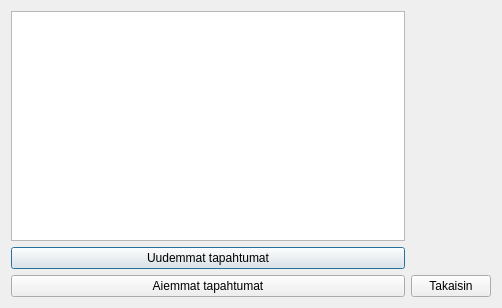
Old version of the form frontend/tilitapahtumawindow.ui in the repository Peasami/bank-simulator-2023.
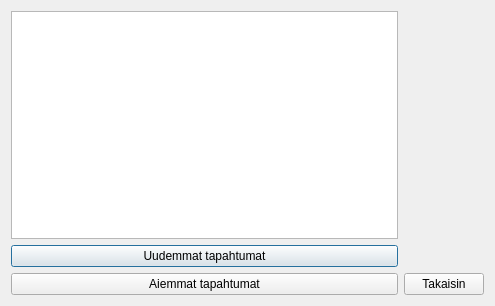
New version of the form.

Patch:
```diff
--- a/frontend/tilitapahtumawindow.ui
+++ b/frontend/tilitapahtumawindow.ui
@@ -6,8 +6,8 @@
    <rect>
     <x>0</x>
     <y>0</y>
-    <width>502</width>
-    <height>308</height>
+    <width>495</width>
+    <height>306</height>
    </rect>
   </property>
   <property name="windowTitle">
```
